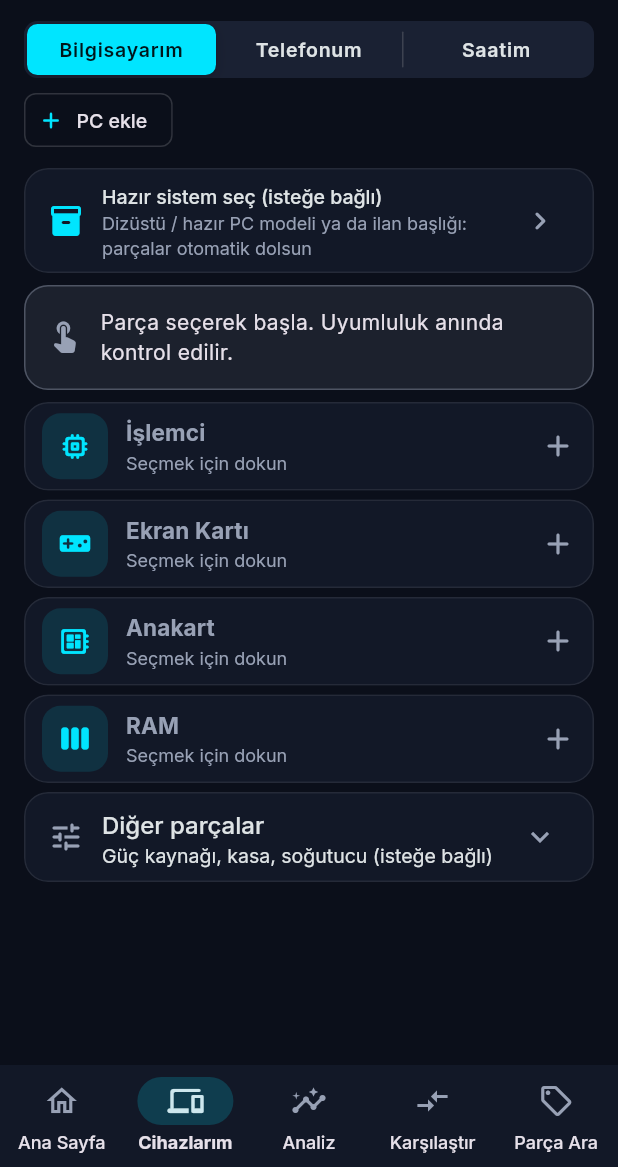
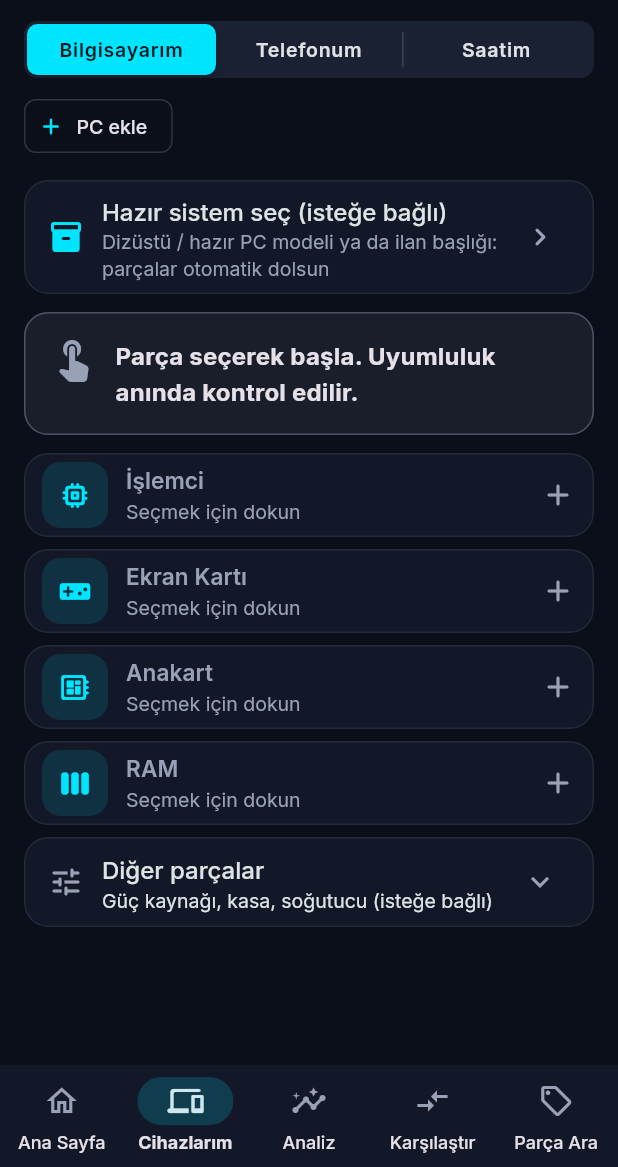
Before and after one commit to IITheLORDII/TrueRig, a Flutter app: the DevicesPage screen opened by its route, on a phone screen of 412 x 824 dp, the part 69-1236 px from its top. Run offline on Flutter 3.47's test engine with Material 3 defaults, Android fonts, the phone set to English and light mode, and no system bars; our stand-ins replace cached_network_image, device_info_plus, flutter_riverpod, go_router, google_fonts, shared_preferences and 1 more; missing offline and left inert: dart:js_interop, mobile_scanner; accounts and stored records are empty.

Commit message:
feat: Cihazlarım with a slot menu, confirmed deletes and one main action per panel

```diff
--- a/app/lib/features/builder/builder_page.dart
+++ b/app/lib/features/builder/builder_page.dart
@@ -7,7 +7,10 @@ import 'package:darbogaz/core/theme/tokens.dart';
 import 'package:darbogaz/core/images/part_images.dart';
 import 'package:darbogaz/core/providers.dart';
 import 'package:darbogaz/core/theme/app_theme.dart';
+import 'package:darbogaz/core/widgets/buttons.dart';
+import 'package:darbogaz/core/widgets/cards.dart';
 import 'package:darbogaz/core/widgets/common.dart';
+import 'package:darbogaz/core/widgets/flow.dart';
 import 'package:darbogaz/core/widgets/part_labels.dart';
 import 'package:darbogaz/core/widgets/part_thumb.dart';
 
@@ -45,12 +48,12 @@ class PcPanel extends ConsumerWidget {
       padding: Insets.page,
       children: [
         _PrebuiltCard(selection: prebuilt),
-        const SizedBox(height: 8),
+        const SizedBox(height: Space.cardGap),
         _StatusBanner(pcBuild: build, report: report, showPsu: !isLaptop),
-        const SizedBox(height: 8),
+        const SizedBox(height: Space.cardGap),
         for (final c in slots) ...[
           _SlotTile(category: c, part: build.partFor(c), report: report),
-          const SizedBox(height: 6),
+          const SizedBox(height: Space.s),
         ],
         if (!isLaptop)
           Card(
@@ -65,7 +68,12 @@ class PcPanel extends ConsumerWidget {
                     ? 'Güç kaynağı, kasa, soğutucu (isteğe bağlı)'
                     : '${othersChosen.length}/3 seçildi',
               ),
-              childrenPadding: const EdgeInsets.fromLTRB(8, 0, 8, 8),
+              childrenPadding: const EdgeInsets.fromLTRB(
+                Space.s,
+                0,
+                Space.s,
+                Space.s,
+              ),
               children: [
                 for (final c in _otherSlots) ...[
                   _SlotTile(
@@ -73,37 +81,42 @@ class PcPanel extends ConsumerWidget {
                     part: build.partFor(c),
                     report: report,
                   ),
-                  const SizedBox(height: 6),
+                  const SizedBox(height: Space.s),
                 ],
               ],
             ),
           ),
-        const SizedBox(height: 12),
-        ActionRow(
-          secondary: build.parts.isEmpty
-              ? null
-              : TextButton.icon(
-                  onPressed: () => ref.read(buildProvider.notifier).reset(),
-                  icon: const Icon(Icons.restart_alt_rounded),
-                  label: const Text('Temizle'),
-                ),
-          primary: build.cpu == null || build.gpu == null
-              ? null
-              : FilledButton.icon(
-                  onPressed: () => context.go('/analysis'),
-                  icon: const Icon(Icons.speed_rounded),
-                  label: const Text('Darboğazı Analiz Et'),
-                ),
-        ),
-        if (build.parts.isNotEmpty)
-          Padding(
-            padding: const EdgeInsets.only(top: Space.s),
-            child: OutlinedButton.icon(
-              onPressed: () => context.push('/cart'),
-              icon: const Icon(Icons.shopping_cart_rounded),
-              label: const Text('Sepeti hazırla: nereden en ucuza?'),
-            ),
+        const SizedBox(height: Space.l),
+        if (build.cpu != null && build.gpu != null) ...[
+          PrimaryButton(
+            onPressed: () => context.go('/analysis'),
+            icon: Icons.speed_rounded,
+            label: 'Darboğazı analiz et',
           ),
+          const SizedBox(height: Space.s),
+        ],
+        if (build.parts.isNotEmpty) ...[
+          SecondaryButton(
+            expand: true,
+            onPressed: () => context.push('/cart'),
+            icon: Icons.shopping_cart_rounded,
+            label: 'Sepeti hazırla: nereden en ucuza?',
+          ),
+          const SizedBox(height: Space.s),
+          TertiaryButton(
+            label: 'Temizle',
+            icon: Icons.restart_alt_rounded,
+            onPressed: () async {
+              final ok = await confirmAction(
+                context,
+                title: 'Parçalar temizlensin mi?',
+                message: 'Bu bilgisayar için seçtiğin tüm parçalar kaldırılır.',
+                confirmLabel: 'Temizle',
+              );
+              if (ok) ref.read(buildProvider.notifier).reset();
+            },
+          ),
+        ],
       ],
     );
   }
@@ -124,7 +137,6 @@ class _PrebuiltCard extends ConsumerWidget {
       clipBehavior: Clip.antiAlias,
       color: sel == null ? null : scheme.primary.withValues(alpha: 0.1),
       child: ListTile(
-        dense: true,
         leading: Icon(
           sel?.isLaptop ?? false
               ? Icons.laptop_chromebook_rounded
@@ -172,63 +184,36 @@ class _StatusBanner extends StatelessWidget {
 
   @override
   Widget build(BuildContext context) {
-    final palette = context.palette;
     final errors = report.bySeverity(IssueSeverity.error).length;
     final warnings = report.bySeverity(IssueSeverity.warning).length;
-    final (color, icon, text) = switch ((
+    final (tone, icon, text) = switch ((
       pcBuild.parts.length,
       errors,
       warnings,
     )) {
       (0, _, _) => (
-        palette.muted,
+        Tone.neutral,
         Icons.touch_app_rounded,
         'Parça seçerek başla. Uyumluluk anında kontrol edilir.',
       ),
       (_, > 0, _) => (
-        palette.bad,
+        Tone.bad,
         Icons.error_rounded,
         '$errors uyumsuzluk var. Analiz sekmesinde ayrıntılar.',
       ),
       (_, _, > 0) => (
-        palette.warn,
+        Tone.warn,
         Icons.warning_amber_rounded,
         'Uyumlu, $warnings uyarı var.',
       ),
-      _ => (
-        palette.good,
-        Icons.check_circle_rounded,
-        'Seçilen parçalar uyumlu.',
-      ),
+      _ => (Tone.good, Icons.check_circle_rounded, 'Seçilen parçalar uyumlu.'),
     };
     final psu = showPsu ? report.recommendedPsuW : null;
-    return Container(
-      padding: const EdgeInsets.all(14),
-      decoration: BoxDecoration(
-        color: color.withValues(alpha: 0.12),
-        borderRadius: BorderRadius.circular(16),
-        border: Border.all(color: color.withValues(alpha: 0.4)),
-      ),
-      child: Row(
-        children: [
-          Icon(icon, color: color),
-          const SizedBox(width: 12),
-          Expanded(
-            child: Column(
-              crossAxisAlignment: CrossAxisAlignment.start,
-              children: [
-                Text(text, style: Theme.of(context).textTheme.bodyMedium),
-                if (psu != null)
-                  Text(
-                    'Önerilen güç kaynağı: $psu W',
-                    style: Theme.of(context).textTheme.labelMedium
-                        ?.copyWith(color: palette.muted),
-                  ),
-              ],
-            ),
-          ),
-        ],
-      ),
+    return Notice(
+      title: text,
+      message: psu == null ? null : 'Önerilen güç kaynağı: $psu W',
+      tone: tone,
+      icon: icon,
     );
   }
 }
@@ -255,14 +240,13 @@ class _SlotTile extends ConsumerWidget {
     return Card(
       shape: hasError
           ? RoundedRectangleBorder(
-              borderRadius: BorderRadius.circular(18),
+              borderRadius: BorderRadius.circular(Radii.l),
               side: BorderSide(color: palette.bad, width: 1.5),
             )
           : null,
       clipBehavior: Clip.antiAlias,
       child: ListTile(
-        dense: true,
-        contentPadding: const EdgeInsets.symmetric(horizontal: 12, vertical: 2),
+        contentPadding: const EdgeInsets.symmetric(horizontal: Space.m),
         leading: PartThumb(
           imageUrl: selected == null
               ? null
@@ -272,12 +256,14 @@ class _SlotTile extends ConsumerWidget {
         title: Text(
           selected?.displayName ?? category.label,
           style: theme.textTheme.titleSmall?.copyWith(
-            fontWeight: FontWeight.w700,
             color: selected == null ? palette.muted : null,
           ),
         ),
         subtitle: Text(
-          selected == null ? 'Seçmek için dokun' : partSubtitle(selected),
+          selected == null
+              ? 'Seçmek için dokun'
+              : '${hasError ? 'Uyumsuz · ' : ''}${partSubtitle(selected)}',
+          style: hasError ? TextStyle(color: palette.bad) : null,
         ),
         trailing: selected == null
             ? const Icon(Icons.add_rounded)
--- a/app/lib/features/device/device_page.dart
+++ b/app/lib/features/device/device_page.dart
@@ -68,12 +68,7 @@ class _DevicesPageState extends ConsumerState<DevicesPage> {
       body: Column(
         children: [
           Padding(
-            padding: const EdgeInsets.fromLTRB(
-              Space.page,
-              0,
-              Space.page,
-              Space.s,
-            ),
+            padding: Insets.pageHeader,
             child: AppSegmented<DeviceKind>(
               values: DeviceKind.values,
               selected: kind,
@@ -82,12 +77,7 @@ class _DevicesPageState extends ConsumerState<DevicesPage> {
             ),
           ),
           Padding(
-            padding: const EdgeInsets.fromLTRB(
-              Space.page,
-              0,
-              Space.page,
-              Space.s,
-            ),
+            padding: Insets.pageHeader,
             child: DeviceSlotBar(kind: kind),
           ),
           Expanded(
--- a/app/lib/features/device/device_slots.dart
+++ b/app/lib/features/device/device_slots.dart
@@ -6,9 +6,11 @@ import 'package:darbogaz/core/devices.dart';
 import 'package:darbogaz/core/saved_devices.dart';
 import 'package:darbogaz/core/theme/tokens.dart';
 import 'package:darbogaz/core/widgets/app_controls.dart';
+import 'package:darbogaz/core/widgets/buttons.dart';
+import 'package:darbogaz/core/widgets/flow.dart';
 
-/// Chips for every saved device of [kind] + "Ekle". Long press: rename or
-/// delete.
+/// Chips for every saved device of [kind] + "Ekle", and a "⋯" menu to
+/// rename or delete the selected one (long press on a chip works too).
 class DeviceSlotBar extends ConsumerWidget {
   const DeviceSlotBar({super.key, required this.kind});
 
@@ -20,8 +22,12 @@ class DeviceSlotBar extends ConsumerWidget {
     final ctl = ref.read(savedDevicesProvider.notifier);
     final list = saved.of(kind);
     final active = saved.activeIndex(kind);
+    final hasActive = active < list.length && !list[active].isEmpty;
     return SizedBox(
-      height: 40,
+      height: kMinTap,
+      child: Row(
+        children: [
+          Expanded(
             child: ListView(
               scrollDirection: Axis.horizontal,
               children: [
@@ -47,6 +53,15 @@ class DeviceSlotBar extends ConsumerWidget {
                 ),
               ],
             ),
+          ),
+          if (hasActive)
+            IconButton(
+              tooltip: 'Adlandır ya da sil',
+              icon: const Icon(Icons.more_horiz_rounded),
+              onPressed: () => _menu(context, ref, active),
+            ),
+        ],
+      ),
     );
   }
 
@@ -60,7 +75,12 @@ class DeviceSlotBar extends ConsumerWidget {
     );
     if (!context.mounted || action == null) return;
     if (action == 'delete') {
-      ctl.remove(kind, index);
+      final ok = await confirmAction(
+        context,
+        title: '${ctl.labelOf(kind, index)} silinsin mi?',
+        message: 'Bu cihaz ve seçtiğin parçaları listeden çıkarılır.',
+      );
+      if (ok) ctl.remove(kind, index);
       return;
     }
     final name = await showRenameDialog(context, ctl.labelOf(kind, index));
@@ -104,13 +124,13 @@ class _RenameDialogState extends State<_RenameDialog> {
       onSubmitted: (v) => Navigator.of(context).pop(v),
     ),
     actions: [
-      TextButton(
+      TertiaryButton(
+        label: 'Vazgeç',
         onPressed: () => Navigator.of(context).pop(),
-        child: const Text('Vazgeç'),
       ),
-      FilledButton(
+      SecondaryButton(
+        label: 'Kaydet',
         onPressed: () => Navigator.of(context).pop(_controller.text),
-        child: const Text('Kaydet'),
       ),
     ],
   );
--- a/app/lib/features/performance/games_tab.dart
+++ b/app/lib/features/performance/games_tab.dart
@@ -1,4 +1,6 @@
 import 'package:flutter/material.dart';
+
+import 'package:darbogaz/core/widgets/flow.dart';
 
 import 'package:darbogaz/core/theme/tokens.dart';
 import 'package:darbogaz/core/verdicts.dart';
@@ -42,7 +44,7 @@ class GamesTab extends ConsumerWidget {
   Widget build(BuildContext context, WidgetRef ref) {
     final results = ref.watch(_allGamesProvider);
     if (results == null) {
-      return const EmptyHint(
+      return const StatView.empty(
         icon: Icons.videogame_asset_off_rounded,
         message: 'Oyun FPS tahmini için bir ekran kartı da seç.',
       );
```
Also changed, not shown: app/lib/core/widgets/common.dart (+0 -33 lines), app/lib/features/detect/detect_prompt.dart (+7 -4 lines), app/lib/features/phone/phone_panel.dart (+24 -24 lines), app/lib/features/sandbox/sandbox_pc_view.dart (+12 -8 lines), app/lib/features/watch/watch_pages.dart (+20 -21 lines). Lines whose indentation alone changed are shown as unchanged.
